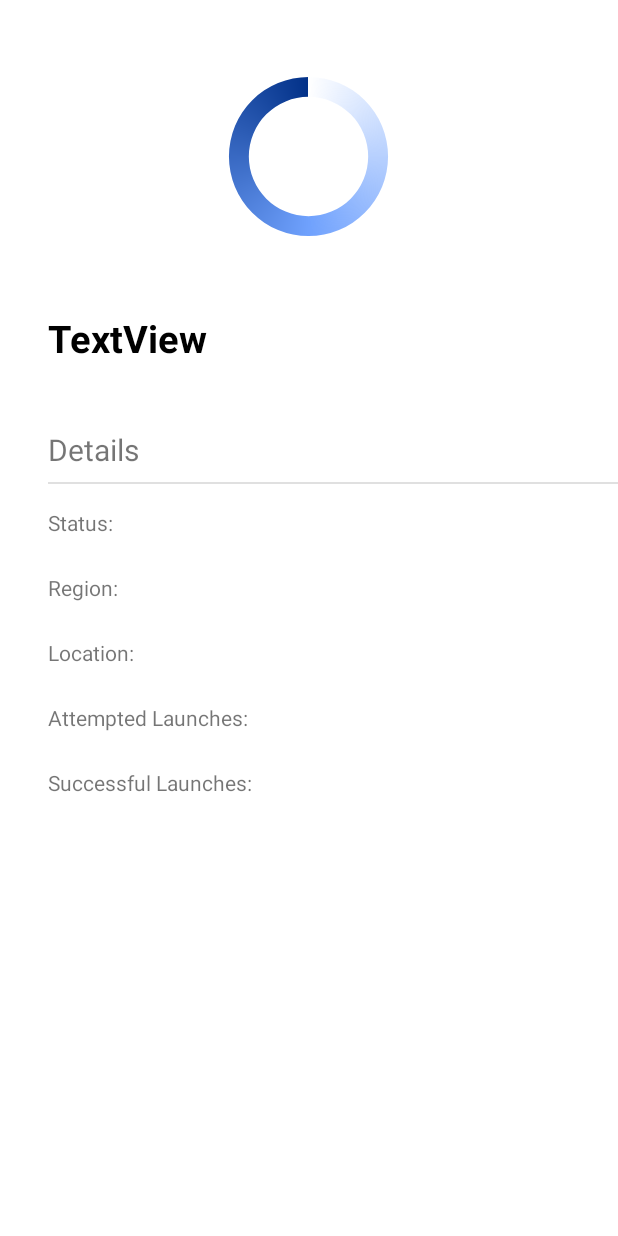
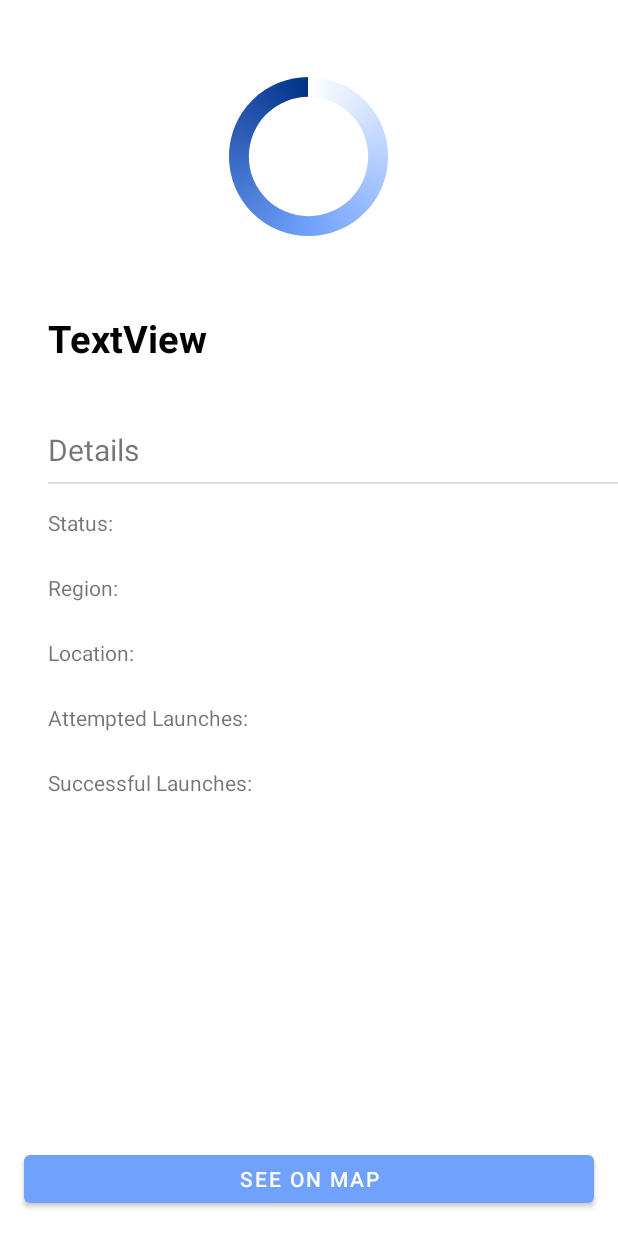
Before and after one commit to SzajnaGitHub/SpaceX, an Android app: the layout activity_single_launchad.xml on its own in the app's theme, with its tools: preview values and no code run, on a phone screen of 412 x 824 dp. Run offline under Robolectric (Android 15) with nearby library versions, the phone set to English and light mode, and no system bars.

Commit message:
final version

```diff
--- a/app/src/main/res/layout/activity_single_launchad.xml
+++ b/app/src/main/res/layout/activity_single_launchad.xml
@@ -233,7 +233,20 @@
         app:layout_constraintStart_toStartOf="@+id/imageView"
         app:layout_constraintTop_toTopOf="@+id/imageView" />
 
-
+    <Button
+        android:id="@+id/goToMapButton"
+        android:layout_width="0dp"
+        android:layout_height="44dp"
+        android:layout_marginStart="16dp"
+        android:layout_marginLeft="16dp"
+        android:layout_marginEnd="16dp"
+        android:layout_marginRight="16dp"
+        android:layout_marginBottom="16dp"
+        android:text="see on map"
+        app:backgroundTint="@color/colorSpaceBlue"
+        app:layout_constraintBottom_toBottomOf="parent"
+        app:layout_constraintEnd_toEndOf="parent"
+        app:layout_constraintStart_toStartOf="parent" />
 
 
 </androidx.constraintlayout.widget.ConstraintLayout>
```
